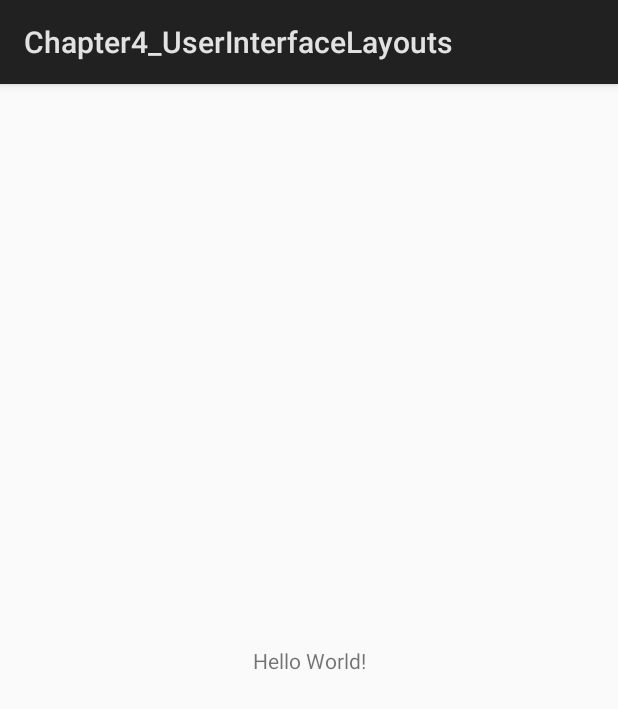
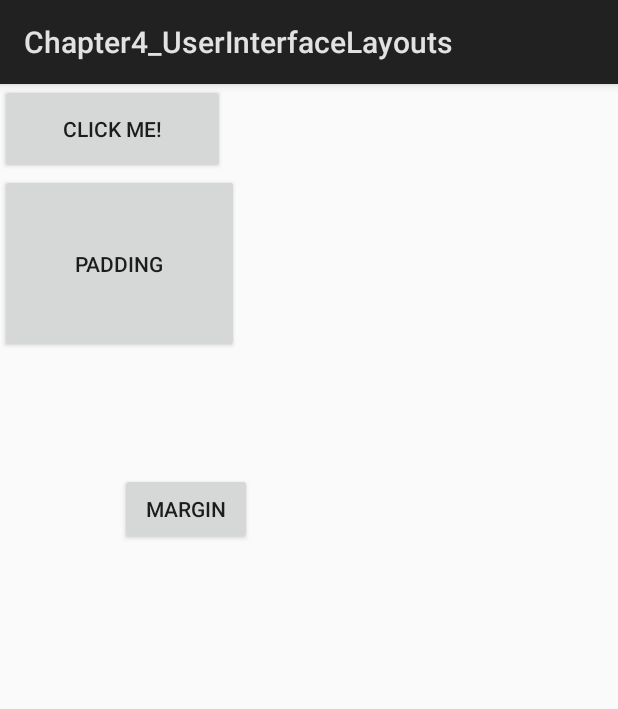
Before and after one commit to KalaiselvanSivakumar/Tutorial-Codes, an Android app: the screen it shows after launch (MainActivity), on a phone screen of 412 x 824 dp. Shown: the top 709 px of the screen. Run offline under Robolectric (Android 15) with nearby library versions, the phone set to English and light mode, and no system bars.

Commit message:
User Interface Layouts: Margin and Padding

```diff
--- a/Applications/Android/Android_Programming_Succinctly/Chapter4_UserInterfaceLayouts/app/src/main/res/layout/activity_main.xml
+++ b/Applications/Android/Android_Programming_Succinctly/Chapter4_UserInterfaceLayouts/app/src/main/res/layout/activity_main.xml
@@ -1,18 +1,27 @@
 <?xml version="1.0" encoding="utf-8"?>
-<android.support.constraint.ConstraintLayout xmlns:android="http://schemas.android.com/apk/res/android"
-    xmlns:app="http://schemas.android.com/apk/res-auto"
+<LinearLayout xmlns:android="http://schemas.android.com/apk/res/android"
     xmlns:tools="http://schemas.android.com/tools"
     android:layout_width="match_parent"
     android:layout_height="match_parent"
+    android:orientation="vertical"
     tools:context=".MainActivity">
 
-    <TextView
+    <Button
+        android:layout_width="@dimen/button_width"
+        android:layout_height="@dimen/button_height"
+        android:text="Click me!" />
+
+    <Button
         android:layout_width="wrap_content"
         android:layout_height="wrap_content"
-        android:text="Hello World!"
-        app:layout_constraintBottom_toBottomOf="parent"
-        app:layout_constraintLeft_toLeftOf="parent"
-        app:layout_constraintRight_toRightOf="parent"
-        app:layout_constraintTop_toTopOf="parent" />
+        android:padding="50dp"
+        android:text="Padding" />
 
-</android.support.constraint.ConstraintLayout>
+    <Button
+        android:layout_width="wrap_content"
+        android:layout_height="wrap_content"
+        android:layout_marginStart="80dp"
+        android:layout_marginTop="80dp"
+        android:text="Margin" />
+
+</LinearLayout>
--- /dev/null
+++ b/Applications/Android/Android_Programming_Succinctly/Chapter4_UserInterfaceLayouts/app/src/main/res/values/dimens.xml
@@ -0,0 +1,10 @@
+<?xml version="1.0" encoding="utf-8"?>
+<resources>
+
+    <!-- Default screen margins as per Android Design guidelines -->
+    <dimen name="activity_horizontal_margin">16dp</dimen>
+    <dimen name="activity_vertical_margin">16dp</dimen>
+    <dimen name="button_width">150dp</dimen>
+    <dimen name="button_height">60dp</dimen>
+
+</resources>
```
